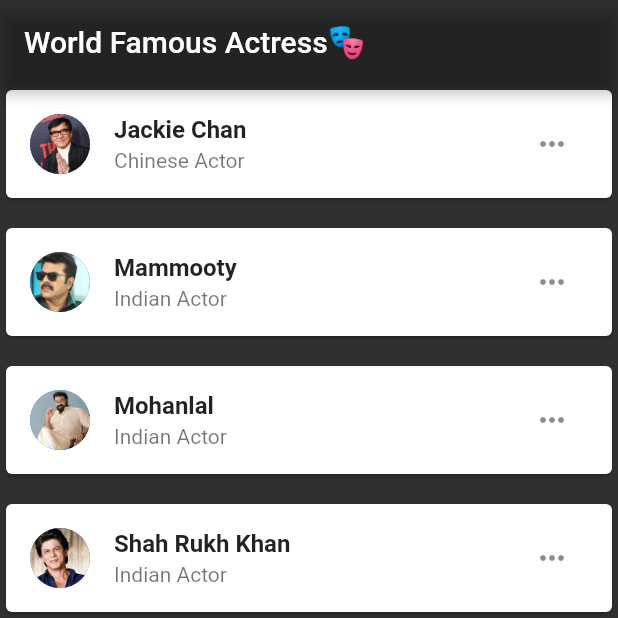
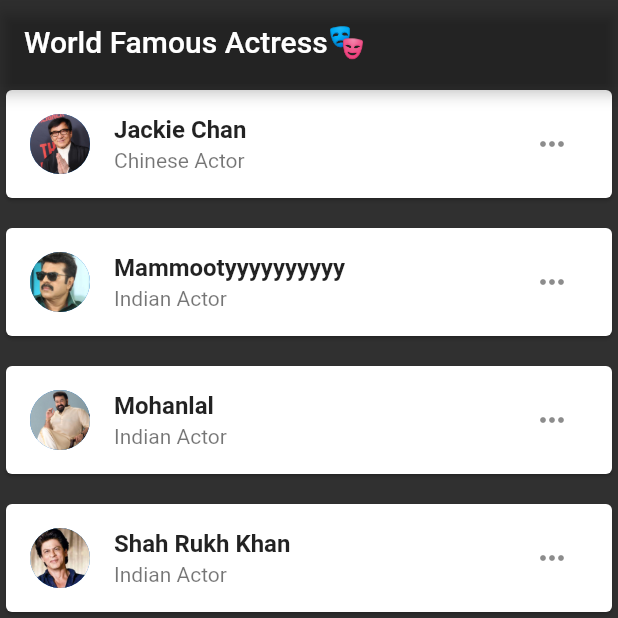
Before and after one commit to salmanfaiz0/FlimInfo, a Flutter app: the screen it shows after launch, on a phone screen of 412 x 824 dp, the top half of it. Run offline on Flutter 3.47's test engine with Material 2 defaults, Android fonts, the phone set to English and light mode, and no system bars; our stand-ins replace animated_splash_screen.

Commit message:
new add momu

```diff
--- a/lib/carddetails.dart
+++ b/lib/carddetails.dart
@@ -12,10 +12,11 @@ class CardDetails extends StatelessWidget {
 
   String messageBox = "Details Are Not Found !";
 
-  CardDetails(
-      {required this.actorNamesub,
-      required this.actorName,
-      required this.actorimgl});
+  CardDetails({
+    required this.actorNamesub,
+    required this.actorName,
+    required this.actorimgl,
+  });
 
   @override
   Widget build(BuildContext context) {
--- a/lib/home.dart
+++ b/lib/home.dart
@@ -23,7 +23,7 @@ class Home extends StatelessWidget {
             sizebox(),
             CardDetails(
               actorNamesub: "Indian Actor",
-              actorName: "Mammooty",
+              actorName: "Mammootyyyyyyyyyy",
               actorimgl: mamo,
             ),
             sizebox(),
```
